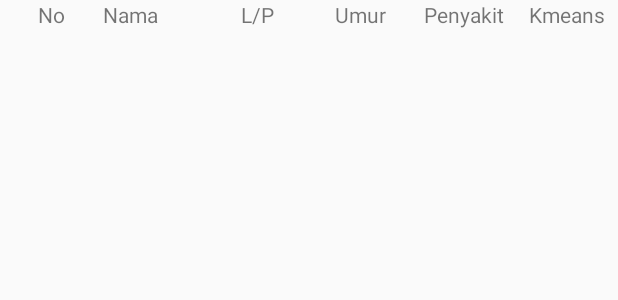
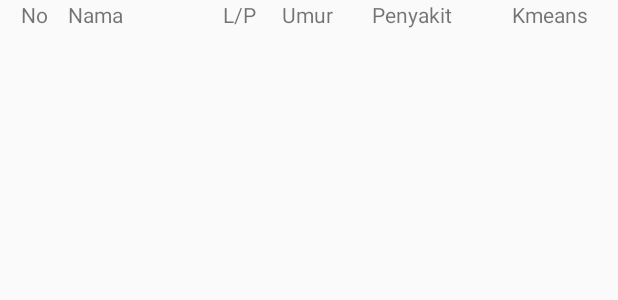
Before and after one commit to muslimmuda15/PulseHearthMonitor, an Android app: the layout grid_pasien.xml on its own in the app's theme, with its tools: preview values and no code run, on a phone screen of 412 x 824 dp. Shown: the top 300 px of the screen. Run offline under Robolectric (Android 15) with nearby library versions, the phone set to English and light mode, and no system bars.

Commit message:
Fix Features - Change Width Of Grid

```diff
--- a/app/src/main/res/layout/activity_daftar_pasien.xml
+++ b/app/src/main/res/layout/activity_daftar_pasien.xml
@@ -19,7 +19,7 @@
             android:layout_width="0dp"
             android:layout_height="wrap_content"
             android:layout_marginRight="1dp"
-            android:layout_weight="10"
+            android:layout_weight="5"
             android:background="@android:color/holo_blue_light"
             android:text="No"
             android:textAlignment="center"
@@ -41,7 +41,7 @@
             android:layout_width="0dp"
             android:layout_height="wrap_content"
             android:layout_marginRight="1dp"
-            android:layout_weight="10"
+            android:layout_weight="5"
             android:background="@android:color/holo_blue_light"
             android:text="L/P"
             android:textAlignment="center"
@@ -52,7 +52,7 @@
             android:layout_width="0dp"
             android:layout_height="wrap_content"
             android:layout_marginRight="1dp"
-            android:layout_weight="10"
+            android:layout_weight="5"
             android:background="@android:color/holo_blue_light"
             android:text="Umur"
             android:textAlignment="center"
--- a/app/src/main/res/layout/grid_pasien.xml
+++ b/app/src/main/res/layout/grid_pasien.xml
@@ -9,7 +9,7 @@
         android:id="@+id/no"
         android:layout_width="0dp"
         android:layout_height="wrap_content"
-        android:layout_weight="1"
+        android:layout_weight="0.5"
         android:gravity="center_horizontal"
         android:text="No" />
     <TextView
@@ -23,7 +23,7 @@
         android:id="@+id/jenis_kelamin"
         android:layout_width="0dp"
         android:layout_height="wrap_content"
-        android:layout_weight="1"
+        android:layout_weight="0.5"
         android:gravity="center_horizontal"
         android:text="L/P" />
 
@@ -31,7 +31,7 @@
         android:id="@+id/umur"
         android:layout_width="0dp"
         android:layout_height="wrap_content"
-        android:layout_weight="1"
+        android:layout_weight="0.5"
         android:gravity="center_horizontal"
         android:text="Umur" />
 
```
